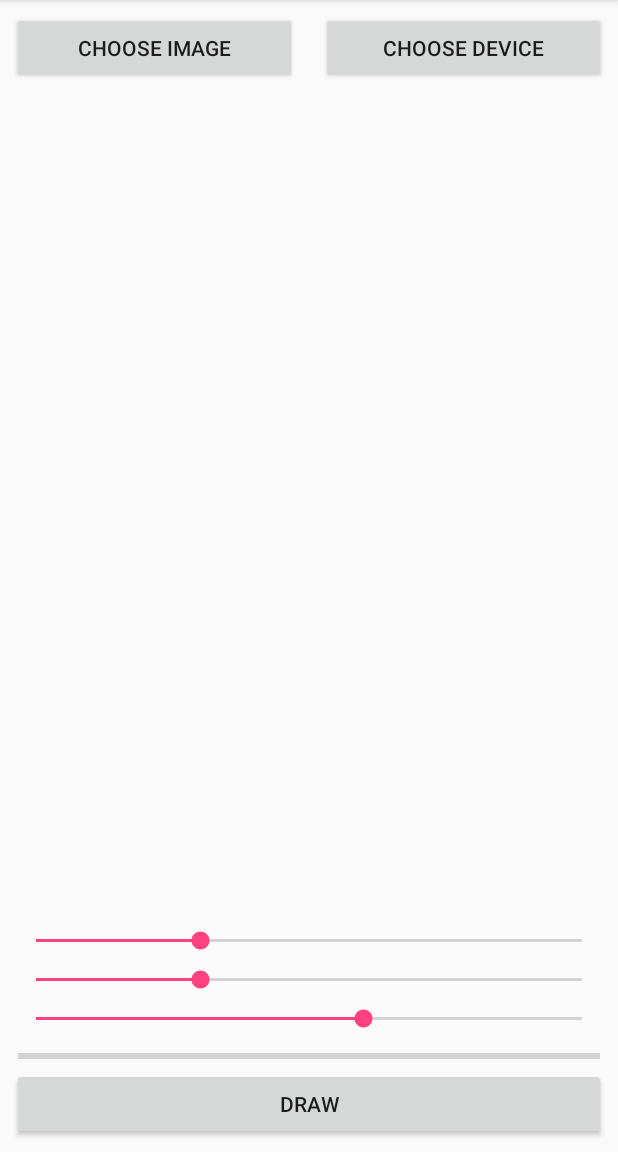
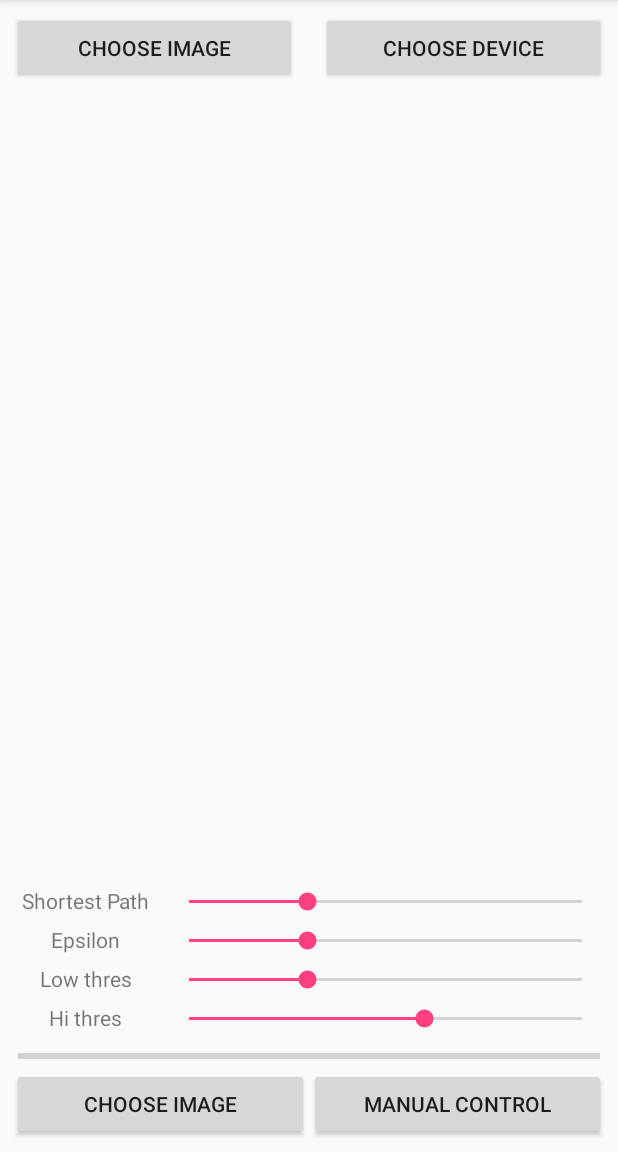
Before and after one commit to ValkA/Drawer, an Android app: the screen it shows after launch (MainActivity), after a tap on "CHOOSE DEVICE", on a phone screen of 412 x 824 dp, the part 84-1236 px from its top. Run offline under Robolectric (Android 15) with nearby library versions, the light colour scheme and no system bars; libraries missing offline, so code that uses them is left out: com.theartofdev.edmodo.

Commit message:
manual control demo

```diff
--- a/app/src/main/java/com/valka/drawer/MainActivity.java
+++ b/app/src/main/java/com/valka/drawer/Activities/MainActivity.java
@@ -1,4 +1,4 @@
-package com.valka.drawer;
+package com.valka.drawer.Activities;
 
 import android.content.Intent;
 import android.graphics.Bitmap;
@@ -19,8 +19,11 @@ import android.widget.Toast;
 
 import com.theartofdev.edmodo.cropper.CropImage;
 import com.theartofdev.edmodo.cropper.CropImageView;
+import com.valka.drawer.AppManager;
 import com.valka.drawer.DrawerDevice.BTDrawerDevice;
 import com.valka.drawer.DrawerDevice.BaseDrawerDevice;
+import com.valka.drawer.DrawerUtils;
+import com.valka.drawer.R;
 
 import org.opencv.android.OpenCVLoader;
 import org.opencv.android.Utils;
@@ -44,9 +47,7 @@ public class MainActivity extends AppCompatActivity {
     SeekBar lowThresBar;
     SeekBar hiThresBar;
     SeekBar epsilonBar;
-
-    BaseDrawerDevice btDrawerDevice = new BTDrawerDevice(this);
-
+    SeekBar minDistBar;
 
     static {
         if(!OpenCVLoader.initDebug()){
@@ -114,7 +115,9 @@ public class MainActivity extends AppCompatActivity {
                 //create paths and approx paths
                 if (paths == null) paths = DrawerUtils.getAsListOfPaths(edgesMat);
                 Log.i(TAG, "getAsListOfPaths done");
-                approx = DrawerUtils.approxPolyDP(paths,epsilonBar.getProgress()/25.0,false);
+                approx = DrawerUtils.filterShortPaths(paths,minDistBar.getProgress());
+                Log.i(TAG, "filterShortPaths done");
+                approx = DrawerUtils.approxPolyDP(approx,epsilonBar.getProgress()/25.0,false);
                 Log.i(TAG, "approxPolyDP done");
 
                 approxBitmap = Bitmap.createBitmap(edgesMat.width(), edgesMat.height(), Bitmap.Config.ARGB_8888);
@@ -140,6 +143,8 @@ public class MainActivity extends AppCompatActivity {
         Thread drawThread = new Thread(){
             @Override
             public void run(){
+                BaseDrawerDevice btDrawerDevice = AppManager.getInstance().getDrawerDevice();
+
                 Log.i(TAG, "started draw thread");
                 if (approxBitmap == null) {
                     approxThread.start();
@@ -165,7 +170,7 @@ public class MainActivity extends AppCompatActivity {
                 Point p1 = null;
                 Point p2 = null;
                 for(List<Point> path : approx){
-                    btDrawerDevice.sendGCodeCommand("G0 Z1");//pen up
+                    btDrawerDevice.sendGCodeCommand("G0 Z0.6");//pen up
                     j++;
                     paint.setColor(j%3==0 ? Color.RED : j%3==1 ? Color.GREEN : j%3==2 ? Color.BLUE : Color.WHITE);
 
@@ -179,7 +184,7 @@ public class MainActivity extends AppCompatActivity {
                         canvas.drawLine((float)p1.x,(float)p1.y,(float)p2.x,(float)p2.y, paint);
                     }
                     btDrawerDevice.sendGCodeCommand(String.format("G0 X%.2f Y%.2f", 20+p2.x*scaleRatio, (canvas.getHeight()-p2.y)*scaleRatio));//goto u
-                    btDrawerDevice.sendGCodeCommand("G0 Z0");//pen down
+                    btDrawerDevice.sendGCodeCommand("G0 Z0.1");//pen down
 
                     while(i.hasNext()){
                         p1 = p2;
@@ -197,6 +202,7 @@ public class MainActivity extends AppCompatActivity {
                     }
                 }
                 Log.i(TAG, "ended draw thread");
+                approxBitmap = null;
             }
         };
 
@@ -217,7 +223,7 @@ public class MainActivity extends AppCompatActivity {
                         .setAllowRotation(true)
                         .setAllowCounterRotation(true)
                         .setAspectRatio(1,1)
-                        .setRequestedSize(256,256)
+                        .setRequestedSize(512,512)
                         .setGuidelines(CropImageView.Guidelines.ON)
                         .start(MainActivity.this);
             }
@@ -227,7 +233,8 @@ public class MainActivity extends AppCompatActivity {
         findViewById(R.id.choose_device_button).setOnClickListener(new View.OnClickListener() {
             @Override
             public void onClick(View view) {
-                btDrawerDevice.open(MainActivity.this, new BaseDrawerDevice.OnOpenListener() {
+                AppManager.getInstance().setDrawerDevice(new BTDrawerDevice(MainActivity.this));
+                AppManager.getInstance().getDrawerDevice().open(MainActivity.this, new BaseDrawerDevice.OnOpenListener() {
                     @Override
                     public void onOpen(boolean success) {
                     if(!success){
@@ -241,10 +248,18 @@ public class MainActivity extends AppCompatActivity {
             }
         });
 
+        findViewById(R.id.manual_control_button).setOnClickListener(new View.OnClickListener() {
+            @Override
+            public void onClick(View view) {
+                Intent intent = new Intent(MainActivity.this, ManualControlActivity.class);
+                startActivity(intent);
+            }
+        });
+
         findViewById(R.id.draw_button).setOnClickListener(new View.OnClickListener() {
             @Override
             public void onClick(View view) {
-                if (btDrawerDevice.isConnected()) {
+                if (AppManager.getInstance().getDrawerDevice().isConnected()) {
                     drawThread.start();
                 } else {
                     Toast.makeText(MainActivity.this, "Connect to a device first", Toast.LENGTH_LONG).show();
@@ -254,7 +269,7 @@ public class MainActivity extends AppCompatActivity {
 
         lowThresBar = (SeekBar)findViewById(R.id.seekbar_low_thres);
         hiThresBar = (SeekBar)findViewById(R.id.seekbar_hi_thres);
-        SeekBar.OnSeekBarChangeListener onSeekBarChangeListener = new SeekBar.OnSeekBarChangeListener() {
+        SeekBar.OnSeekBarChangeListener onSeekBarChangeListener1 = new SeekBar.OnSeekBarChangeListener() {
             @Override
             public void onProgressChanged(SeekBar seekBar, int i, boolean b) {
                 if(!imageThread.isAlive() && !approxThread.isAlive()) {
@@ -272,10 +287,10 @@ public class MainActivity extends AppCompatActivity {
                 approxThread.start();
             }
         };
-        lowThresBar.setOnSeekBarChangeListener(onSeekBarChangeListener);
-        hiThresBar.setOnSeekBarChangeListener(onSeekBarChangeListener);
-        epsilonBar = (SeekBar)findViewById(R.id.seekbar_epsilon);
-        epsilonBar.setOnSeekBarChangeListener(new SeekBar.OnSeekBarChangeListener() {
+        lowThresBar.setOnSeekBarChangeListener(onSeekBarChangeListener1);
+        hiThresBar.setOnSeekBarChangeListener(onSeekBarChangeListener1);
+
+        SeekBar.OnSeekBarChangeListener onSeekBarChangeListener2 = new SeekBar.OnSeekBarChangeListener() {
             @Override
             public void onProgressChanged(SeekBar seekBar, int i, boolean b) {
 
@@ -292,7 +307,11 @@ public class MainActivity extends AppCompatActivity {
                     approxThread.start();
                 }
             }
-        });
+        };
+        epsilonBar = (SeekBar)findViewById(R.id.seekbar_epsilon);
+        epsilonBar.setOnSeekBarChangeListener(onSeekBarChangeListener2);
+        minDistBar = (SeekBar)findViewById(R.id.seekbar_min_dist);
+        minDistBar.setOnSeekBarChangeListener(onSeekBarChangeListener2);
 
 
     }
--- /dev/null
+++ b/app/src/main/java/com/valka/drawer/AppManager.java
@@ -0,0 +1,36 @@
+package com.valka.drawer;
+
+import com.valka.drawer.DrawerDevice.BTDrawerDevice;
+import com.valka.drawer.DrawerDevice.BaseDrawerDevice;
+
+/**
+ * Created by valentid on 09/05/2018.
+ */
+
+public class AppManager {
+    private static volatile AppManager instance;
+
+    private AppManager(){
+        if (instance != null) throw new RuntimeException("Use getInstance() method to get the single instance of this class.");
+    }
+
+    public static AppManager getInstance() {
+        if (instance == null) { //if there is no instance available... create new one
+            synchronized (AppManager.class) {
+                if (instance == null) instance = new AppManager();
+            }
+        }
+        return instance;
+    }
+
+    private BaseDrawerDevice drawerDevice;
+
+    public BaseDrawerDevice getDrawerDevice(){
+        return drawerDevice;
+    }
+
+    public void setDrawerDevice(final BaseDrawerDevice drawerDevice){
+        this.drawerDevice = drawerDevice;
+    }
+
+}
--- a/app/src/main/java/com/valka/drawer/DrawerDevice/BTDrawerDevice.java
+++ b/app/src/main/java/com/valka/drawer/DrawerDevice/BTDrawerDevice.java
@@ -188,6 +188,7 @@ public class BTDrawerDevice extends BaseDrawerDevice {
 
     @Override
     public CommandResponse sendGCodeCommand(final String gCodeCommand){
+        Log.d("BTDrawerDevice", gCodeCommand);
         try {
             socket.getOutputStream().write((gCodeCommand+"\n").getBytes());
         } catch (IOException e) {
--- a/app/src/main/res/layout/activity_main.xml
+++ b/app/src/main/res/layout/activity_main.xml
@@ -5,7 +5,7 @@
     xmlns:tools="http://schemas.android.com/tools"
     android:layout_width="match_parent"
     android:layout_height="match_parent"
-    tools:context="com.valka.drawer.MainActivity">
+    tools:context="com.valka.drawer.Activities.MainActivity">
 
     <ImageView
         android:id="@+id/img"
@@ -13,7 +13,7 @@
         android:layout_height="0dp"
         android:adjustViewBounds="true"
         android:scaleType="fitCenter"
-        app:layout_constraintBottom_toTopOf="@+id/seekbar_epsilon"
+        app:layout_constraintBottom_toTopOf="@+id/seekbar_min_dist"
         app:layout_constraintLeft_toLeftOf="parent"
         app:layout_constraintRight_toRightOf="parent"
         app:layout_constraintTop_toBottomOf="@+id/choose_image_button"
@@ -65,15 +65,64 @@
         app:layout_constraintTop_toTopOf="parent"
         android:visibility="gone"/>
 
+
+
     <Button
         android:id="@+id/draw_button"
-        android:text="Draw"
+        android:text="Choose Image"
         android:layout_width="0dp"
         android:layout_height="wrap_content"
         android:layout_margin="8dp"
         app:layout_constraintBottom_toBottomOf="parent"
         app:layout_constraintLeft_toLeftOf="parent"
-        app:layout_constraintRight_toRightOf="parent" />
+        app:layout_constraintRight_toLeftOf="@+id/choose_device_button" />
+
+    <Button
+        android:id="@+id/manual_control_button"
+        android:text="Manual Control"
+        android:layout_width="0dp"
+        android:layout_height="wrap_content"
+        android:layout_margin="8dp"
+        app:layout_constraintBottom_toBottomOf="parent"
+        app:layout_constraintRight_toRightOf="parent"
+        app:layout_constraintLeft_toRightOf="@+id/choose_image_button" />
+
+
+    <TextView
+        android:id="@+id/tv_min_dist"
+        android:layout_width="90dp"
+        android:layout_height="wrap_content"
+        android:text="Shortest Path"
+        android:textAlignment="center"
+        app:layout_constraintLeft_toLeftOf="parent"
+        app:layout_constraintLeft_toRightOf="@+id/seekbar_hi_thres"
+        app:layout_constraintBottom_toBottomOf="@+id/seekbar_min_dist"
+        android:layout_marginLeft="12dp"
+        android:layout_marginTop="0dp" />
+
+    <SeekBar
+        android:id="@+id/seekbar_min_dist"
+        android:layout_width="0dp"
+        android:layout_height="wrap_content"
+        android:layout_marginRight="8dp"
+        app:layout_constraintRight_toRightOf="parent"
+        android:layout_marginLeft="8dp"
+        app:layout_constraintLeft_toRightOf="@+id/tv_epsilon"
+        app:layout_constraintHorizontal_bias="0.0"
+        android:layout_marginBottom="8dp"
+        android:progress="30"
+        app:layout_constraintBottom_toTopOf="@+id/seekbar_epsilon" />
+
+    <TextView
+        android:id="@+id/tv_epsilon"
+        android:layout_width="90dp"
+        android:layout_height="wrap_content"
+        android:text="Epsilon"
+        android:textAlignment="center"
+        app:layout_constraintLeft_toLeftOf="parent"
+        app:layout_constraintBottom_toBottomOf="@+id/seekbar_epsilon"
+        android:layout_marginLeft="12dp"
+        android:layout_marginTop="0dp" />
 
     <SeekBar
         android:id="@+id/seekbar_epsilon"
@@ -82,11 +131,22 @@
         android:layout_marginRight="8dp"
         app:layout_constraintRight_toRightOf="parent"
         android:layout_marginLeft="8dp"
-        app:layout_constraintLeft_toLeftOf="parent"
+        app:layout_constraintLeft_toRightOf="@+id/tv_epsilon"
         app:layout_constraintHorizontal_bias="0.0"
         android:layout_marginBottom="8dp"
         android:progress="30"
         app:layout_constraintBottom_toTopOf="@+id/seekbar_low_thres" />
+
+    <TextView
+        android:id="@+id/tv_low_thres"
+        android:layout_width="90dp"
+        android:layout_height="wrap_content"
+        android:text="Low thres"
+        android:textAlignment="center"
+        app:layout_constraintLeft_toLeftOf="parent"
+        app:layout_constraintBottom_toBottomOf="@+id/seekbar_low_thres"
+        android:layout_marginLeft="12dp"
+        android:layout_marginTop="0dp" />
 
     <SeekBar
         android:id="@+id/seekbar_low_thres"
@@ -95,22 +155,33 @@
         android:layout_marginRight="8dp"
         app:layout_constraintRight_toRightOf="parent"
         android:layout_marginLeft="8dp"
-        app:layout_constraintLeft_toLeftOf="parent"
+        app:layout_constraintLeft_toRightOf="@id/tv_low_thres"
         app:layout_constraintHorizontal_bias="0.0"
         android:layout_marginBottom="8dp"
         android:progress="30"
         app:layout_constraintBottom_toTopOf="@+id/seekbar_hi_thres" />
 
+    <TextView
+        android:id="@+id/tv_hi_thres"
+        android:layout_width="90dp"
+        android:layout_height="wrap_content"
+        android:text="Hi thres"
+        android:textAlignment="center"
+        app:layout_constraintLeft_toLeftOf="parent"
+        app:layout_constraintLeft_toRightOf="@id/seekbar_hi_thres"
+        app:layout_constraintBottom_toBottomOf="@+id/seekbar_hi_thres"
+        android:layout_marginLeft="12dp"
+        android:layout_marginTop="0dp" />
     <SeekBar
         android:id="@+id/seekbar_hi_thres"
         android:layout_width="0dp"
         android:layout_height="wrap_content"
         android:layout_marginLeft="8dp"
         android:layout_marginRight="8dp"
-        app:layout_constraintLeft_toLeftOf="parent"
+        app:layout_constraintLeft_toRightOf="@id/tv_hi_thres"
         app:layout_constraintRight_toRightOf="parent"
         android:layout_marginBottom="8dp"
         android:progress="60"
-        app:layout_constraintBottom_toTopOf="@+id/progress_horizontal" />
+        app:layout_constraintBottom_toTopOf="@id/progress_horizontal" />
 
 </android.support.constraint.ConstraintLayout>
--- /dev/null
+++ b/app/src/main/res/values/dimens.xml
@@ -0,0 +1,3 @@
+<resources>
+    <dimen name="fab_margin">16dp</dimen>
+</resources>
--- a/app/src/main/res/values/strings.xml
+++ b/app/src/main/res/values/strings.xml
@@ -1,3 +1,4 @@
 <resources>
     <string name="app_name">Drawer</string>
+    <string name="title_activity_manual_control">ManualControlActivity</string>
 </resources>
--- a/app/src/main/res/values/styles.xml
+++ b/app/src/main/res/values/styles.xml
@@ -8,4 +8,13 @@
         <item name="colorAccent">@color/colorAccent</item>
     </style>
 
+    <style name="AppTheme.NoActionBar">
+        <item name="windowActionBar">false</item>
+        <item name="windowNoTitle">true</item>
+    </style>
+
+    <style name="AppTheme.AppBarOverlay" parent="ThemeOverlay.AppCompat.Dark.ActionBar" />
+
+    <style name="AppTheme.PopupOverlay" parent="ThemeOverlay.AppCompat.Light" />
+
 </resources>
```
Also changed, not shown: app/src/main/AndroidManifest.xml (+9 -6 lines), app/src/main/java/com/valka/drawer/Activities/ManualControlActivity.java (added, +60 -0 lines), app/src/main/java/com/valka/drawer/DrawerUtils.java (+63 -7 lines), app/src/main/java/com/valka/drawer/Views/ManualControlView.java (added, +94 -0 lines), app/src/main/res/layout/activity_manual_control.xml (added, +54 -0 lines), 10 other files.
